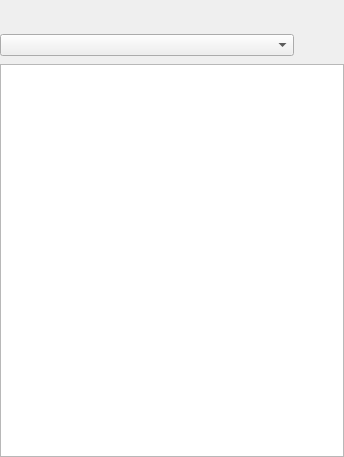
First picture: the form in src/prymatex/gui/panes/ui_files/fspane.ui, repository prymatex/prymatex, before the edit.
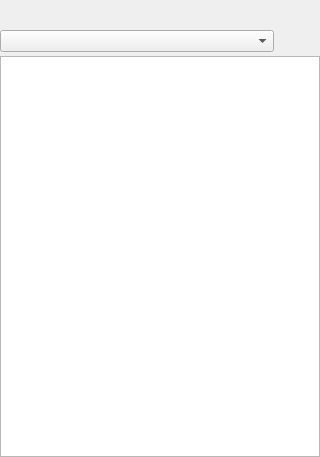
Second picture: the form after the edit. Icons and pictures are not drawn. Custom widgets are drawn as their Qt base class.

The edit to the form file:
```diff
--- a/src/prymatex/gui/panes/ui_files/fspane.ui
+++ b/src/prymatex/gui/panes/ui_files/fspane.ui
@@ -6,7 +6,7 @@
    <rect>
     <x>0</x>
     <y>0</y>
-    <width>265</width>
+    <width>282</width>
     <height>457</height>
    </rect>
   </property>
@@ -21,7 +21,7 @@
   </property>
   <layout class="QVBoxLayout" name="verticalLayout">
    <property name="spacing">
-    <number>-1</number>
+    <number>2</number>
    </property>
    <property name="margin">
     <number>0</number>
```
Left out of the diff: 16 changed lines with no effect on the pictures.
